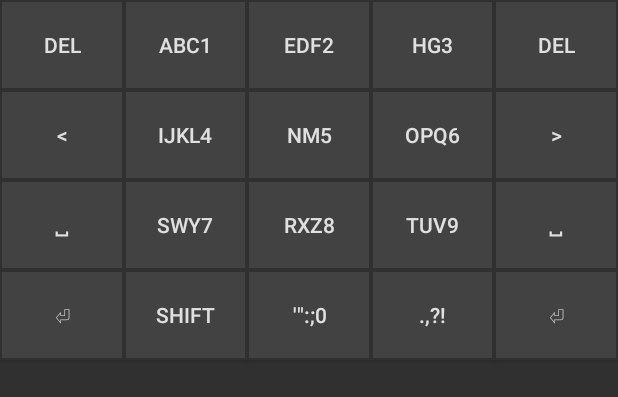
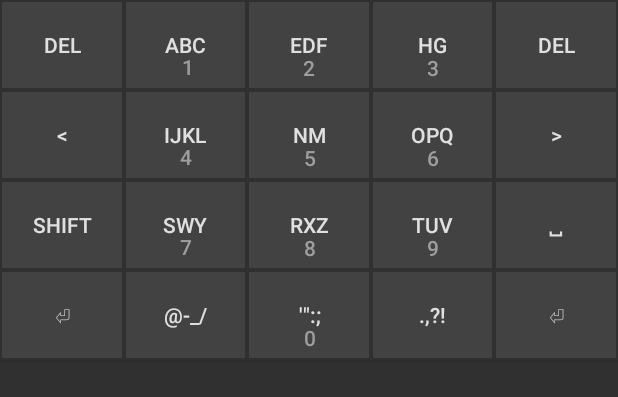
Before and after one commit to Chris234k/12-keys, an Android app: the layout keyboard_usage_frequency_layout.xml on its own in the app's theme, with its tools: preview values and no code run, on a phone screen of 412 x 824 dp. Shown: the top 397 px of the screen. Run offline under Robolectric (Android 15) with nearby library versions, the phone set to English and light mode, and no system bars.

Commit message:
Render number keys separate from the other text

```diff
--- a/app/src/main/java/com/chris234k/keys12/Key.java
+++ b/app/src/main/java/com/chris234k/keys12/Key.java
@@ -2,6 +2,10 @@ package com.chris234k.keys12;
 
 import android.content.Context;
 import android.content.res.TypedArray;
+import android.graphics.Canvas;
+import android.graphics.Color;
+import android.graphics.Paint;
+import android.graphics.Rect;
 import android.util.AttributeSet;
 import android.util.Log;
 import android.view.MotionEvent;
@@ -29,15 +33,16 @@ public class Key extends Button {
         drawables = new int[] {R.drawable.key_pressed, R.drawable.key_left, R.drawable.key_up, R.drawable.key_right, R.drawable.key_down};
 
         isSpecial = a.getBoolean(R.styleable.Key_special, false);
+
+        numberKey = a.getString(R.styleable.Key_number_key);
+        numberKeyColor = getResources().getColor(R.color.light_1);
+        numKeyBounds = new Rect();
+        numKeyPaint = new Paint();
     }
 
-    public Key(Context context, AttributeSet attrs, int defStyleAttr) {
-        super(context, attrs, defStyleAttr);
-    }
+    public Key(Context context, AttributeSet attrs, int defStyleAttr) {super(context, attrs, defStyleAttr);}
 
     public Keyboard keyboard;
-
-    private static final float MIN_DIST = 30f; // TODO @settings
 
     // input processing
     public boolean isSpecial;
@@ -46,9 +51,33 @@ public class Key extends Button {
     private String[] inputs;
     private int[] drawables;
 
+    // number key drawn separately
+    private String numberKey;
+    private int numberKeyColor;
+    private Rect numKeyBounds;
+    private Paint numKeyPaint;
+
+
     // key state
+    private static final float MIN_DIST = 30f; // TODO @settings
     boolean isDown;
     float startX, startY;
+
+    @Override
+    protected void onDraw(Canvas canvas) {
+        super.onDraw(canvas);
+
+        if(numberKey != null && !numberKey.isEmpty()) {
+            numKeyPaint.set(getPaint());
+            numKeyPaint.setColor(numberKeyColor);
+            numKeyPaint.getTextBounds(numberKey, 0, numberKey.length(), numKeyBounds);
+
+            float x = (getWidth() / 2.0f) - (numKeyBounds.width() / 2.0f);
+            float y = (getHeight() * 3.0f / 4.0f) + (numKeyBounds.height() / 2.0f);
+
+            canvas.drawText(numberKey, x, y, numKeyPaint);
+        }
+    }
 
     @Override
     public boolean onTouchEvent(MotionEvent event) {
--- a/app/src/main/java/com/chris234k/keys12/Keyboard.java
+++ b/app/src/main/java/com/chris234k/keys12/Keyboard.java
@@ -1,14 +1,11 @@
 package com.chris234k.keys12;
 
 import android.content.Context;
-import android.content.res.TypedArray;
 import android.util.AttributeSet;
-import android.util.Log;
 import android.view.Gravity;
 import android.view.KeyEvent;
 import android.view.LayoutInflater;
 import android.view.View;
-import android.view.ViewGroup;
 import android.widget.LinearLayout;
 import android.widget.PopupWindow;
 import android.widget.TextView;
--- a/app/src/main/res/layout/keyboard_usage_frequency_layout.xml
+++ b/app/src/main/res/layout/keyboard_usage_frequency_layout.xml
@@ -24,10 +24,11 @@
         android:layout_width="0dp"
         android:layout_height="0dp"
         android:background="@drawable/key_default"
-        android:text="abc1"
+        android:text="abc"
         android:textColor="@color/light_font"
         app:down="1"
         app:left="b"
+        app:number_key="1"
         app:tap="a"
         app:up="c"
         tools:layout_editor_absoluteX="88dp"
@@ -38,10 +39,11 @@
         android:layout_width="0dp"
         android:layout_height="0dp"
         android:background="@drawable/key_default"
-        android:text="edf2"
+        android:text="edf"
         android:textColor="@color/light_font"
         app:down="2"
         app:left="d"
+        app:number_key="2"
         app:tap="e"
         app:up="f"
         tools:layout_editor_absoluteX="176dp"
@@ -64,10 +66,11 @@
         android:layout_width="0dp"
         android:layout_height="0dp"
         android:background="@drawable/key_default"
-        android:text="hg3"
+        android:text="hg"
         android:textColor="@color/light_font"
         app:down="3"
         app:left="g"
+        app:number_key="3"
         app:tap="h"
         tools:layout_editor_absoluteX="264dp"
         tools:layout_editor_absoluteY="26dp" />
@@ -114,10 +117,11 @@
         android:layout_width="0dp"
         android:layout_height="0dp"
         android:background="@drawable/key_default"
-        android:text="ijkl4"
+        android:text="ijkl"
         android:textColor="@color/light_font"
         app:down="4"
         app:left="j"
+        app:number_key="4"
         app:right="l"
         app:tap="i"
         app:up="k"
@@ -129,10 +133,11 @@
         android:layout_width="0dp"
         android:layout_height="0dp"
         android:background="@drawable/key_default"
-        android:text="nm5"
+        android:text="nm"
         android:textColor="@color/light_font"
         app:down="5"
         app:left="m"
+        app:number_key="5"
         app:tap="n"
         tools:layout_editor_absoluteX="143dp"
         tools:layout_editor_absoluteY="212dp" />
@@ -142,10 +147,11 @@
         android:layout_width="0dp"
         android:layout_height="0dp"
         android:background="@drawable/key_default"
-        android:text="opq6"
+        android:text="opq"
         android:textColor="@color/light_font"
         app:down="6"
         app:left="p"
+        app:number_key="6"
         app:tap="o"
         app:up="q"
         tools:layout_editor_absoluteX="264dp"
@@ -167,33 +173,22 @@
         android:id="@+id/row_three"
         android:layout_width="0dp"
         android:layout_height="@dimen/key_height"
-        app:constraint_referenced_ids="key18,key9,key10,key11,key17"
+        app:constraint_referenced_ids="key12,key9,key10,key11,key17"
         app:flow_verticalStyle="spread_inside"
         app:layout_constraintEnd_toEndOf="parent"
         app:layout_constraintStart_toStartOf="parent"
         app:layout_constraintTop_toBottomOf="@+id/row_two"></androidx.constraintlayout.helper.widget.Flow>
 
     <com.chris234k.keys12.Key
-        android:id="@+id/key18"
-        android:layout_width="0dp"
-        android:layout_height="0dp"
-        android:background="@drawable/key_default"
-        android:text="␣"
-        android:textColor="@color/light_font"
-        app:special="true"
-        app:tap="space"
-        tools:layout_editor_absoluteX="250dp"
-        tools:layout_editor_absoluteY="345dp" />
-
-    <com.chris234k.keys12.Key
         android:id="@+id/key9"
         android:layout_width="0dp"
         android:layout_height="0dp"
         android:background="@drawable/key_default"
-        android:text="swy7"
+        android:text="swy"
         android:textColor="@color/light_font"
         app:down="7"
         app:left="w"
+        app:number_key="7"
         app:tap="s"
         app:up="y"
         tools:layout_editor_absoluteX="74dp"
@@ -204,24 +199,38 @@
         android:layout_width="0dp"
         android:layout_height="0dp"
         android:background="@drawable/key_default"
-        android:text="rxz8"
+        android:text="rxz"
         android:textColor="@color/light_font"
         app:down="8"
         app:left="x"
+        app:number_key="8"
         app:tap="r"
         app:up="z"
         tools:layout_editor_absoluteX="15dp"
         tools:layout_editor_absoluteY="345dp" />
 
     <com.chris234k.keys12.Key
+        android:id="@+id/key12"
+        android:layout_width="0dp"
+        android:layout_height="0dp"
+        android:background="@drawable/key_default"
+        android:text="shift"
+        android:textColor="@color/light_font"
+        app:special="true"
+        app:tap="shift"
+        tools:layout_editor_absoluteX="277dp"
+        tools:layout_editor_absoluteY="151dp" />
+
+    <com.chris234k.keys12.Key
         android:id="@+id/key11"
         android:layout_width="0dp"
         android:layout_height="0dp"
         android:background="@drawable/key_default"
-        android:text="tuv9"
+        android:text="tuv"
         android:textColor="@color/light_font"
         app:down="9"
         app:left="u"
+        app:number_key="9"
         app:tap="t"
         app:up="v"
         tools:layout_editor_absoluteX="103dp"
@@ -243,7 +252,7 @@
         android:id="@+id/row_four"
         android:layout_width="0dp"
         android:layout_height="@dimen/key_height"
-        app:constraint_referenced_ids="key20,key12,key13,key14,key19"
+        app:constraint_referenced_ids="key20,key22,key13,key14,key19"
         app:flow_verticalStyle="spread_inside"
         app:layout_constraintEnd_toEndOf="parent"
         app:layout_constraintStart_toStartOf="parent"
@@ -262,31 +271,34 @@
         tools:layout_editor_absoluteY="144dp" />
 
     <com.chris234k.keys12.Key
-        android:id="@+id/key12"
-        android:layout_width="0dp"
-        android:layout_height="0dp"
-        android:background="@drawable/key_default"
-        android:text="shift"
-        android:textColor="@color/light_font"
-        app:special="true"
-        app:tap="shift"
-        tools:layout_editor_absoluteX="277dp"
-        tools:layout_editor_absoluteY="151dp" />
-
-    <com.chris234k.keys12.Key
         android:id="@+id/key13"
         android:layout_width="0dp"
         android:layout_height="0dp"
         android:background="@drawable/key_default"
-        android:text="'&quot;:;0"
+        android:text="'&quot;:;"
         android:textColor="@color/light_font"
         app:down="0"
         app:left='"'
+        app:number_key="0"
         app:right=";"
         app:tap="'"
         app:up=":"
         tools:layout_editor_absoluteX="176dp"
         tools:layout_editor_absoluteY="148dp" />
+
+    <com.chris234k.keys12.Key
+        android:id="@+id/key22"
+        android:layout_width="0dp"
+        android:layout_height="0dp"
+        android:background="@drawable/key_default"
+        android:text="\@-_/"
+        android:textColor="@color/light_font"
+        app:left="-"
+        app:right="/"
+        app:tap="\@"
+        app:up="_"
+        tools:layout_editor_absoluteX="88dp"
+        tools:layout_editor_absoluteY="26dp" />
 
     <com.chris234k.keys12.Key
         android:id="@+id/key14"
--- a/app/src/main/res/values/attrs_key.xml
+++ b/app/src/main/res/values/attrs_key.xml
@@ -6,6 +6,8 @@
         <attr name="down" format="string" />
         <attr name="left" format="string" />
         <attr name="right" format="string" />
+
+        <attr name="number_key" format="string" />
 
         <attr name="key_state_tap" format="boolean"/>
         <attr name="key_state_left" format="boolean"/>
--- a/app/src/main/res/values/colors.xml
+++ b/app/src/main/res/values/colors.xml
@@ -9,4 +9,5 @@
     <color name="dark_1">#303030</color>
     <color name="dark_2">#424242</color>
     <color name="light_0">#212121</color>
+    <color name="light_1">#9E9E9E</color>
 </resources>
```
Also changed, not shown: app/src/main/res/layout/keyboard_layout.xml (+20 -10 lines).
